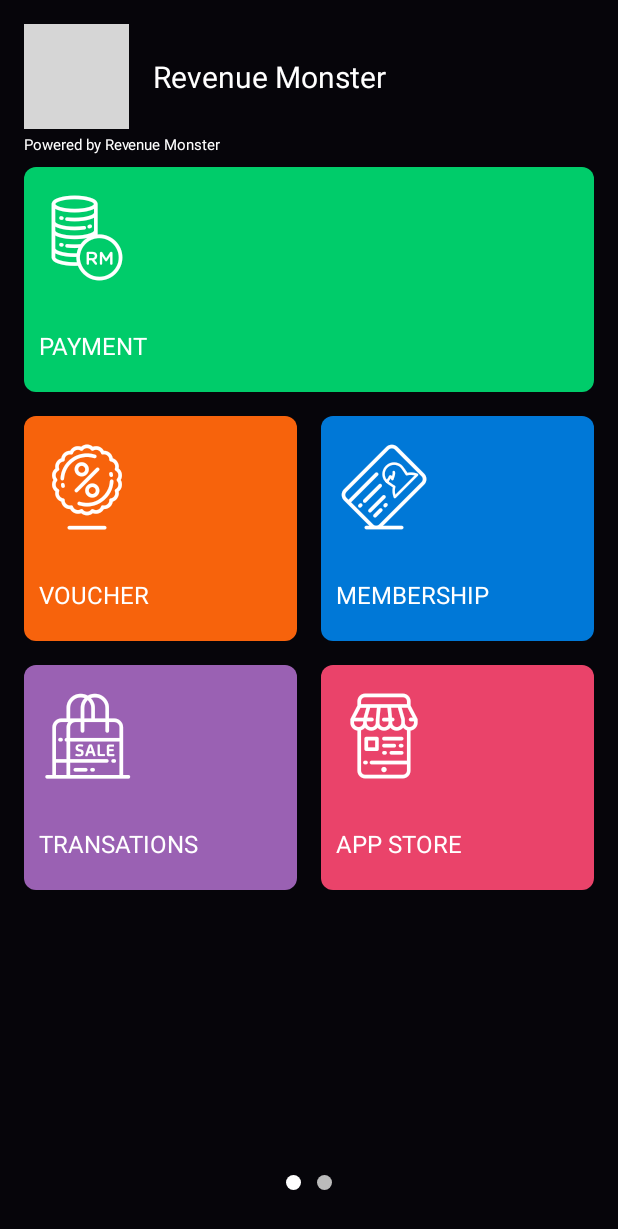
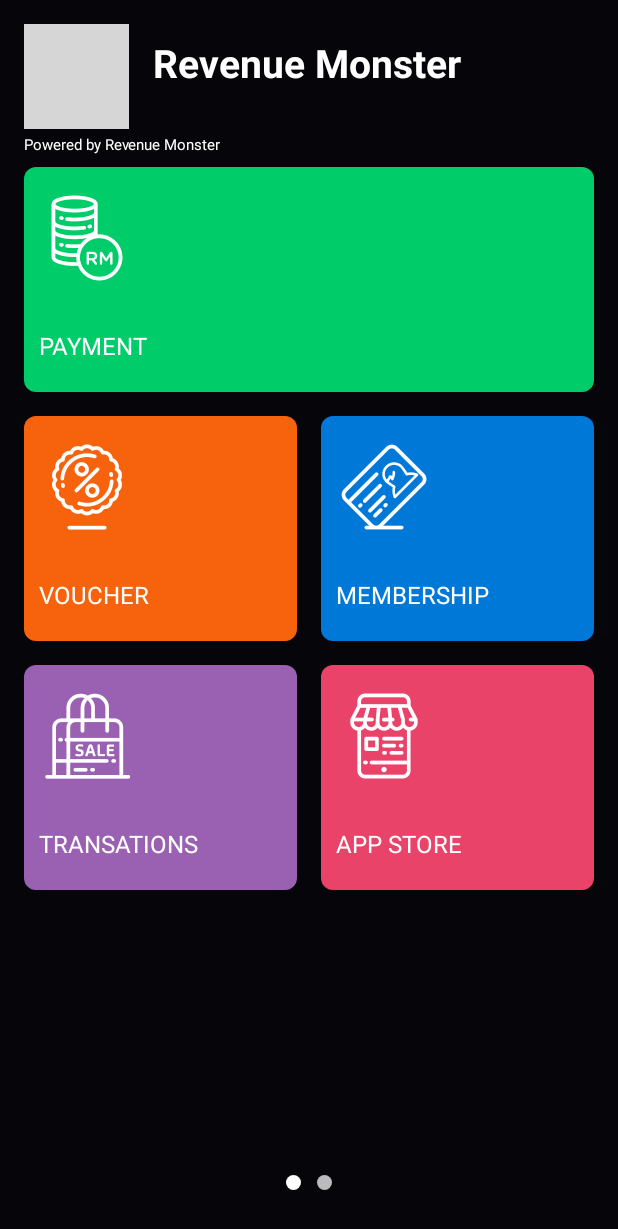
Before and after one commit to zzzzzzzz3/RM, an Android app: the MainActivity screen opened directly, with no data from a screen before it, on a phone screen of 412 x 824 dp. Shown: the top 1229 px of the screen. Run offline under Robolectric (Android 15) with nearby library versions, the phone set to English and light mode, and no system bars; our stand-ins replace ButterKnife, RxJava; libraries missing offline, so code that uses them is left out: com.facebook.stetho, com.makeramen.roundedimageview, com.wdullaer.materialdatetimepicker, org.simple.eventbus; plain views replace RoundedImageView; network calls fail; pictures from the network do not load; 9 statements that could not run were skipped; grey boxes are pictures that could not be loaded.

Commit message:
修复bug

```diff
--- a/app/src/main/java/com/quseit/payapp/bussiness/main/MainActivity.java
+++ b/app/src/main/java/com/quseit/payapp/bussiness/main/MainActivity.java
@@ -54,6 +54,8 @@
     ImageView mAvatarImg;
     @BindView(R.id.merchant_tv)
     TextView merchantTv;
+    @BindView(R.id.user_name)
+    TextView userNmae;
     //ViewPager页面数
     private static final int len = 2;
 
@@ -208,5 +210,6 @@
             }
         });
         merchantTv.setText(bean.getMerchant());
+        userNmae.setText(bean.getUsers().get(0).getFirstName()+" "+bean.getUsers().get(0).getLastName());
     }
 }
--- a/app/src/main/java/com/quseit/payapp/bussiness/membership/points/GivePontsActivity.java
+++ b/app/src/main/java/com/quseit/payapp/bussiness/membership/points/GivePontsActivity.java
@@ -115,7 +115,7 @@
             @Override
             public void onResult(String s) {
                 mScanUtil.closeScan();
-                phoneEdit.setText(s);
+                idEdit.setText(s);
             }
 
             @Override
--- a/app/src/main/java/com/quseit/payapp/bussiness/pay/PaymentActivity.java
+++ b/app/src/main/java/com/quseit/payapp/bussiness/pay/PaymentActivity.java
@@ -4,6 +4,7 @@
 import android.content.Intent;
 import android.support.v4.content.ContextCompat;
 import android.util.Log;
+import android.widget.FrameLayout;
 import android.widget.TextView;
 
 import com.quseit.pay.ScanUtil;
@@ -92,7 +93,7 @@
         startActivity(new Intent(this, MembershipActivity.class));
     }
 
-    @OnClick(R.id.desc_icon)
+    @OnClick(R.id.remark_fl)
     public void desc() {
         Intent intent = new Intent(this, DescriptionActivity.class);
         intent.putExtra(GlobalBean.REMARK,remarkTv.getText().toString());
@@ -107,7 +108,7 @@
             return;
         }
 
-        DialogManager.rmDialog(this, "Continue as cash payment?", getString(R.string.cash_font),R.color.payment_bg_color,new RMDialog.OnPositiveClickListener() {
+        DialogManager.rmDialog(this, "Continue with cash payment?", getString(R.string.cash_font),R.color.payment_bg_color,new RMDialog.OnPositiveClickListener() {
             @Override
             public void onPositiveClick() {
                 String remark = remarkTv.getText().toString();
--- a/app/src/main/java/com/quseit/payapp/bussiness/voucher/redeem/RedeemActivity.java
+++ b/app/src/main/java/com/quseit/payapp/bussiness/voucher/redeem/RedeemActivity.java
@@ -47,7 +47,7 @@
     @Override
     public void initView() {
         mRMProgressDialog = new RMProgressDialog(this);
-        setRightText("Done", new View.OnClickListener() {
+        setRightText("Redeem", new View.OnClickListener() {
             @Override
             public void onClick(View v) {
                 submit();
--- a/app/src/main/java/com/quseit/payapp/widget/NumberKeyboard.java
+++ b/app/src/main/java/com/quseit/payapp/widget/NumberKeyboard.java
@@ -99,7 +99,7 @@
                case -2:
                    numTv.setVisibility(VISIBLE);
                    numTv.setText(endKeyName==null?"Clear":endKeyName);
-                   numTv.setTextColor(endKeyName==null?Color.GREEN:Color.BLUE);
+                   numTv.setTextColor(endKeyName==null?Color.GRAY:Color.BLUE);
                    img.setVisibility(GONE);
                    holder.itemView.setOnClickListener(new OnClickListener() {
                        @Override
--- a/app/src/main/res/drawable/left_corner_btn_shape.xml
+++ b/app/src/main/res/drawable/left_corner_btn_shape.xml
@@ -3,7 +3,7 @@
 
     <item >
         <shape android:shape="rectangle">
-            <solid android:color="@color/purple_color"/>
+            <solid android:color="@color/red"/>
             <corners android:bottomLeftRadius="10dp"/>
         </shape>
     </item>
--- a/app/src/main/res/layout/activity_main.xml
+++ b/app/src/main/res/layout/activity_main.xml
@@ -24,19 +24,26 @@
             />
 
         <LinearLayout
+            android:layout_marginTop="8dp"
             android:layout_width="wrap_content"
             android:layout_height="wrap_content"
-            android:layout_centerVertical="true"
             android:layout_toRightOf="@+id/avatar_img"
             android:orientation="vertical">
 
             <TextView
+                android:textStyle="bold"
                 android:id="@+id/merchant_tv"
                 android:layout_width="wrap_content"
                 android:layout_height="wrap_content"
                 android:text="Revenue Monster"
                 android:textColor="@color/white"
-                android:textSize="20sp"/>
+                android:textSize="26sp"/>
+            <TextView
+                android:text=""
+                android:textSize="16sp"
+                android:id="@+id/user_name"
+                android:layout_width="wrap_content"
+                android:layout_height="wrap_content"/>
         </LinearLayout>
     </RelativeLayout>
 
--- a/app/src/main/res/layout/activity_pay.xml
+++ b/app/src/main/res/layout/activity_pay.xml
@@ -29,7 +29,7 @@
             android:layout_width="wrap_content"
             android:layout_height="wrap_content"
             android:layout_marginRight="5dp"
-            android:text="MYR"
+            android:text="RM"
             android:textColor="@color/white"
             android:textSize="28sp"
             android:textStyle="bold"
@@ -66,6 +66,7 @@
         android:background="@color/gray"/>
 
     <FrameLayout
+        android:id="@+id/remark_fl"
         android:layout_width="match_parent"
         android:layout_height="wrap_content"
         android:layout_marginLeft="30dp"
--- a/app/src/main/res/layout/activity_redeem.xml
+++ b/app/src/main/res/layout/activity_redeem.xml
@@ -13,7 +13,7 @@
         android:layout_marginTop="30dp"
         android:text="Enter voucher code"
         android:textColor="@color/white"
-        android:textSize="14sp"/>
+        android:textSize="18sp"/>
 
     <EditText
         android:id="@+id/voucher_code_tv"
@@ -23,9 +23,9 @@
         android:layout_marginRight="30dp"
         android:hint="ABCD1234"
         android:paddingBottom="10dp"
-        android:paddingTop="10dp"
+        android:paddingTop="16dp"
         android:textColor="@color/white"
-        android:textSize="28sp"
+        android:textSize="32sp"
         android:textStyle="bold"
         android:background="@android:color/transparent"
         android:imeOptions="actionDone"
--- a/paylib/src/main/java/com/quseit/pay/ScanView.java
+++ b/paylib/src/main/java/com/quseit/pay/ScanView.java
@@ -102,7 +102,6 @@
     protected void onDraw(Canvas canvas) {
         //中间的扫描框,想要修改扫描框的大小可以去CameraManager里面修改
         Rect frame = new Rect(0+60,0+320,canvas.getWidth()-60,canvas.getHeight()-320);
-        Log.e("tag---->","top:"+frame.top+"--->left"+frame.left+"--->right:"+frame.right+"--->bottom:"+frame.bottom);
         if( frame == null ){
             return;
         }
@@ -166,7 +165,7 @@
             paint.setTextSize(TEXT_SIZE * density);
             paint.setAlpha(0x40);
             paint.setTypeface(Typeface.create("System", Typeface.BOLD));
-            canvas.drawText("请将二维码对准屏幕正中央扫描框", frame.left, (float) (frame.bottom + (float)TEXT_PADDING_TOP *density), paint);
+            canvas.drawText("Align the QR Code within the frame to scan", frame.left, (float) (frame.bottom + (float)TEXT_PADDING_TOP *density), paint);
 
 
             //只刷新扫描框的内容，其他地方不刷新
```
